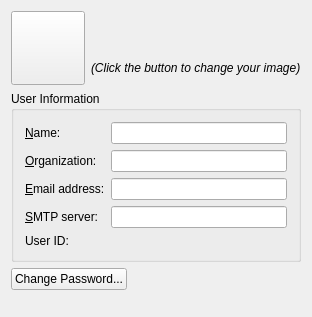
Old version of the form kdepasswd/kcm/main_widget.ui in the repository KDE/konqueror.
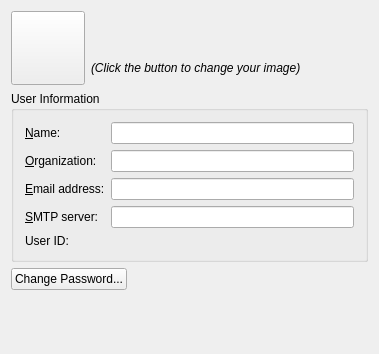
New version of the form. Custom widgets are drawn as their Qt base class.

Commit message: BUG: 151649 Use KLineEdit instead of QLineEdit

```diff
--- a/kdepasswd/kcm/main_widget.ui
+++ b/kdepasswd/kcm/main_widget.ui
@@ -2,6 +2,14 @@
  <author>Frans Englich &lt;frans.englich@telia.com></author>
  <class>MainWidget</class>
  <widget class="QWidget" name="MainWidget" >
+  <property name="geometry" >
+   <rect>
+    <x>0</x>
+    <y>0</y>
+    <width>379</width>
+    <height>354</height>
+   </rect>
+  </property>
   <property name="windowTitle" >
    <string>KCMUserAccount</string>
   </property>
@@ -228,6 +236,11 @@
  <layoutfunction spacing="KDialog::spacingHint" margin="KDialog::marginHint" />
  <pixmapfunction>qPixmapFromMimeSource</pixmapfunction>
  <customwidgets>
+  <customwidget>
+   <class>KLineEdit</class>
+   <extends>QLineEdit</extends>
+   <header>klineedit.h</header>
+  </customwidget>
   <customwidget>
    <class>KPushButton</class>
    <extends>QPushButton</extends>
```
Left out of the diff: 24 changed lines with no effect on the pictures.
